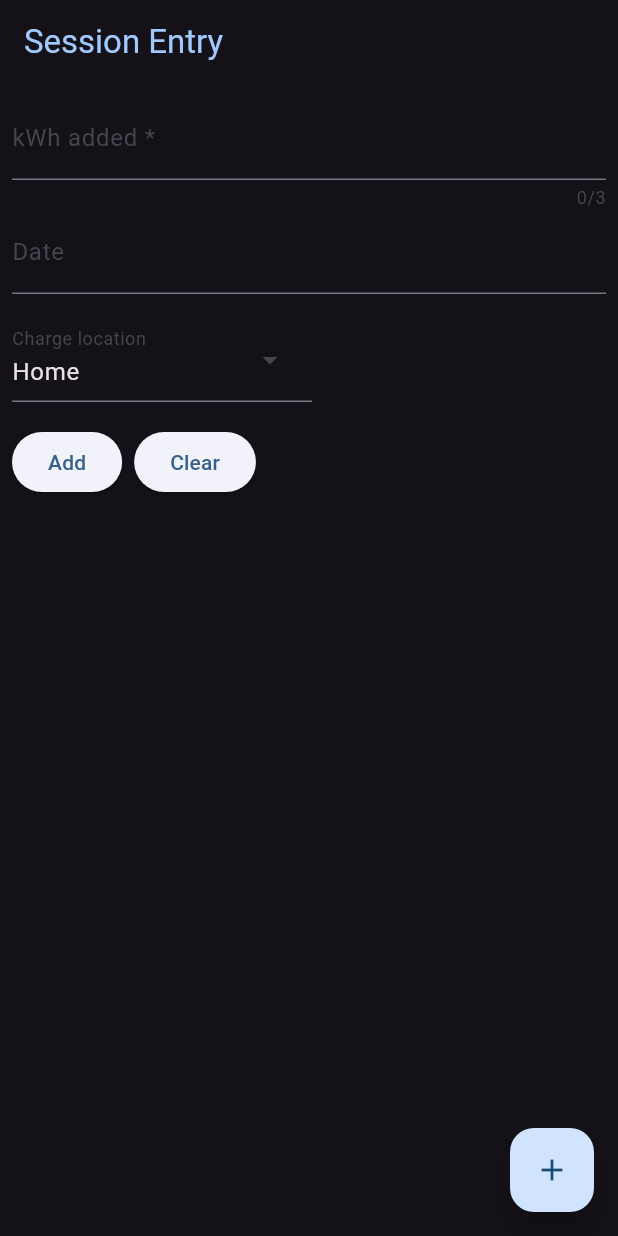
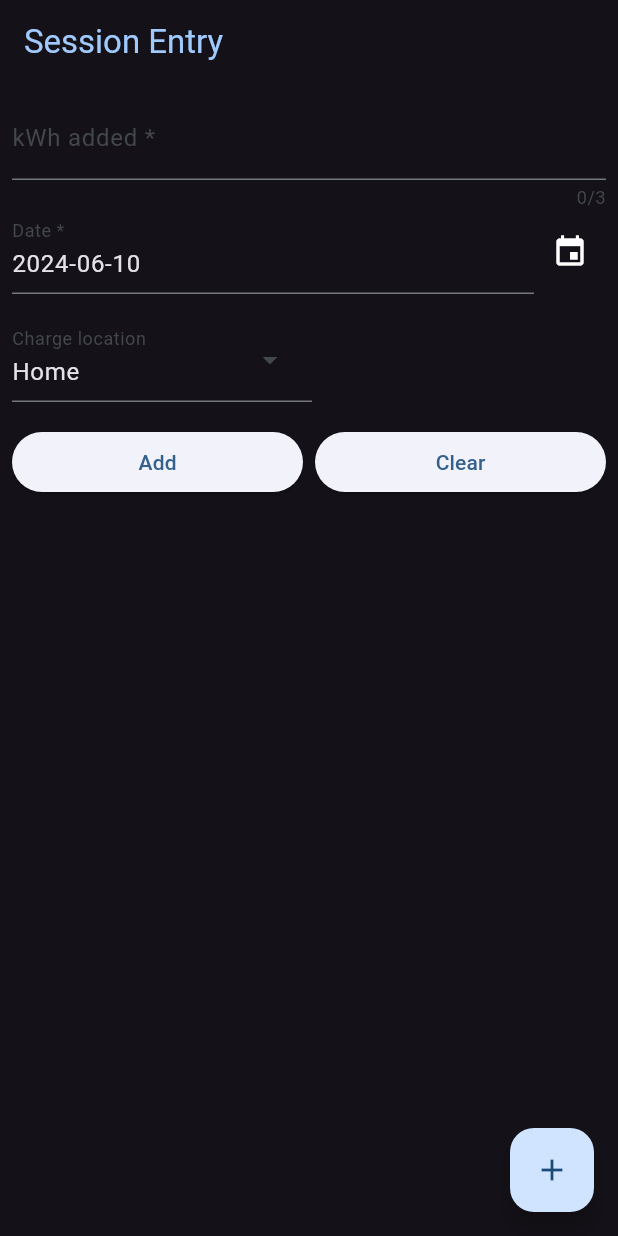
Before and after one commit to vanister/evstats-flutter, a Flutter app: the screen it shows after launch, on a phone screen of 412 x 824 dp. Run offline on Flutter 3.47's test engine with Material 3 defaults, Android fonts, the phone set to English and light mode, and no system bars.

Commit message:
Renamed imports

```diff
--- a/lib/app.dart
+++ b/lib/app.dart
@@ -1,5 +1,6 @@
-import 'package:evstats/pages/session_entry.dart';
 import 'package:flutter/material.dart';
+
+import 'pages/session_entry.dart';
 
 class App extends StatelessWidget {
   const App({super.key});
--- a/lib/pages/session_entry.dart
+++ b/lib/pages/session_entry.dart
@@ -1,9 +1,7 @@
-import 'dart:ffi';
-import 'dart:ui';
-
 import 'package:flutter/material.dart';
 import 'package:flutter/services.dart';
 
+import '../utilities/date_util.dart';
 import '../widgets/evs_app_bar.dart';
 
 class SessionEntry extends StatefulWidget {
@@ -14,30 +12,44 @@ class SessionEntry extends StatefulWidget {
 }
 
 class _SessionEntryState extends State<SessionEntry> {
-  int selectedChargeLocation = 1;
+  final _now = DateTime.now();
+  final _formkey = GlobalKey<FormState>();
+  final _kwhController = TextEditingController();
+  final _dateController = TextEditingController(text: getFormattedDate());
 
-  // utilities
-  _getTodaysDate() {
-    final now = DateTime.now();
-    final year = now.year.toString();
-    final month = now.month.toString().padLeft(2, '0');
-    final day = now.day.toString().padLeft(2, '0');
+  int _selectedChargeLocation = 1;
 
-    final formatted = '$month/$day/$year';
-
-    return formatted;
+  void _handleChargeLocationSelected(int? value) {
+    _selectedChargeLocation = value!;
   }
 
-  void _handleOnChargeLocationSelected(int? value) {
-    setState(() {
-      selectedChargeLocation = value!;
-    });
+  void _handleAddPress() {
+    _formkey.currentState!.validate();
+    print('selected location: $_selectedChargeLocation');
+  }
+
+  void _handleClearPress() {
+    _formkey.currentState!.reset();
+    _selectedChargeLocation = 1;
+  }
+
+  void _handlePickDatePress() async {
+    DateTime? selected = await showDatePicker(
+      context: context,
+      initialDate: _now,
+      firstDate: DateTime(_now.year),
+      lastDate: DateTime(_now.year + 1),
+    );
+
+    if (selected == null) {
+      return;
+    }
+
+    _dateController.text = getFormattedDate(date: selected);
   }
 
   @override
   Widget build(BuildContext context) {
-    ThemeData themeContext = Theme.of(context);
-
     return Scaffold(
       appBar: EvsAppBar(
         context: context,
@@ -46,6 +58,7 @@ class _SessionEntryState extends State<SessionEntry> {
       body: SafeArea(
         minimum: const EdgeInsets.all(8.0),
         child: Form(
+          key: _formkey,
           child: Column(
             crossAxisAlignment: CrossAxisAlignment.start,
             children: <Widget>[
@@ -56,6 +69,7 @@ class _SessionEntryState extends State<SessionEntry> {
                 keyboardType: TextInputType.number,
                 inputFormatters: [FilteringTextInputFormatter.digitsOnly],
                 maxLength: 3,
+                controller: _kwhController,
                 // this makes it required
                 validator: (value) {
                   if (value == null || value.isEmpty) {
@@ -65,12 +79,36 @@ class _SessionEntryState extends State<SessionEntry> {
                   return null;
                 },
               ),
-              TextFormField(
-                decoration: InputDecoration(
-                  labelText: 'Date',
-                  hintText: _getTodaysDate(),
-                ),
-                keyboardType: TextInputType.datetime,
+              Row(
+                mainAxisAlignment: MainAxisAlignment.end,
+                children: [
+                  Expanded(
+                    child: TextFormField(
+                      decoration: const InputDecoration(
+                        hintText: 'YYYY-MM-DD',
+                        labelText: 'Date *',
+                      ),
+                      keyboardType: TextInputType.datetime,
+                      controller: _dateController,
+                      validator: (value) {
+                        if (value == null || value.isEmpty) {
+                          return 'Date is required';
+                        }
+
+                        if (DateTime.tryParse(value) == null) {
+                          return 'Invalid date';
+                        }
+
+                        return null;
+                      },
+                    ),
+                  ),
+                  // todo - move down to align with input
+                  IconButton(
+                    onPressed: _handlePickDatePress,
+                    icon: const Icon(Icons.event),
+                  )
+                ],
               ),
               Container(
                 padding: const EdgeInsets.only(top: 16),
@@ -78,7 +116,7 @@ class _SessionEntryState extends State<SessionEntry> {
                 child: DropdownMenu<int>(
                   width: 200,
                   label: const Text('Charge location'),
-                  initialSelection: selectedChargeLocation,
+                  initialSelection: _selectedChargeLocation,
                   inputDecorationTheme: const InputDecorationTheme(
                     filled: false,
                   ),
@@ -88,21 +126,23 @@ class _SessionEntryState extends State<SessionEntry> {
                     DropdownMenuEntry(value: 3, label: 'Other'),
                     DropdownMenuEntry(value: 4, label: 'DC'),
                   ],
-                  onSelected: _handleOnChargeLocationSelected,
+                  onSelected: _handleChargeLocationSelected,
                 ),
               ),
               Padding(
                 padding: const EdgeInsets.only(top: 16.0),
                 child: Row(
                   children: [
-                    ElevatedButton(
-                      onPressed: () {/** noop */},
-                      child: const Text('Add'),
+                    Expanded(
+                      child: ElevatedButton(
+                        onPressed: _handleAddPress,
+                        child: const Text('Add'),
+                      ),
                     ),
-                    Padding(
-                      padding: const EdgeInsets.only(left: 8.0),
+                    const SizedBox(width: 8.0),
+                    Expanded(
                       child: ElevatedButton(
-                        onPressed: () {/** noop */},
+                        onPressed: _handleClearPress,
                         child: const Text('Clear'),
                       ),
                     ),
--- /dev/null
+++ b/lib/utilities/date_util.dart
@@ -0,0 +1,12 @@
+/// Gets a [date] string in the format of `YYYY-MM-DD`. If the [date]
+/// is `null`, now will be used.
+String getFormattedDate({DateTime? date}) {
+  final dateToFormat = date ?? DateTime.now();
+  final year = dateToFormat.year.toString();
+  final month = dateToFormat.month.toString().padLeft(2, '0');
+  final day = dateToFormat.day.toString().padLeft(2, '0');
+
+  final formatted = '$year-$month-$day';
+
+  return formatted;
+}
```
Also changed, not shown: lib/widgets/session_entry_form.dart (added, +15 -0 lines).
